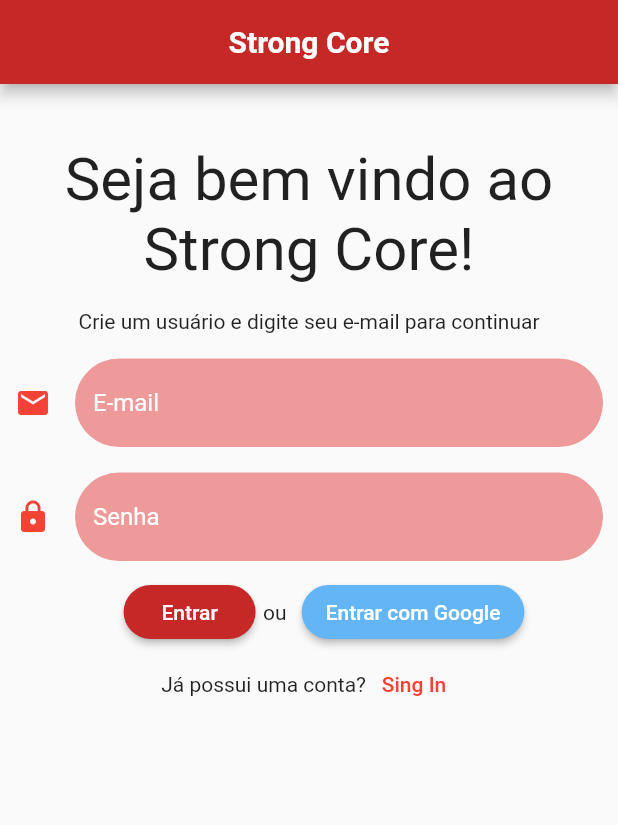
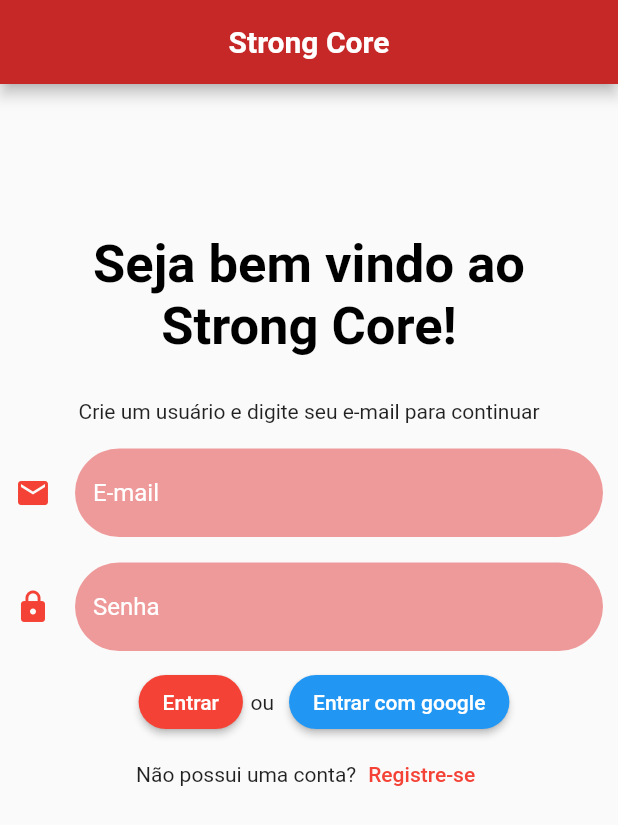
Before and after one commit to lucasjose256/Strong_CoreV1, a Flutter app: the screen it shows after launch, on a phone screen of 412 x 824 dp. Shown: the top 825 px of the screen. Run offline on Flutter 3.47's test engine with Material 2 defaults, Android fonts, the phone set to English and light mode, and no system bars; our stand-ins replace cloud_firestore, firebase_auth, firebase_core, google_sign_in; missing offline and left inert: firebase_auth_web, firebase_core_web, google_sign_in_web, splash_screen_view; accounts and stored records are empty; Roboto replaces fonts that are missing (Comfortaa).

```diff
--- a/lib/main.dart
+++ b/lib/main.dart
@@ -1,4 +1,5 @@
 // ignore_for_file: prefer_const_constructors
+import 'package:cloud_firestore/cloud_firestore.dart';
 import 'package:firebase_auth/firebase_auth.dart';
 import 'package:flutter/material.dart';
 import 'package:firebase_core/firebase_core.dart';
@@ -8,6 +9,7 @@ import 'package:strong_core/SCREENS/basic_questions.dart';
 import 'package:strong_core/SCREENS/questions.dart';
 import 'package:strong_core/SCREENS/screen_semanas.dart';
 import 'package:strong_core/SCREENS/sign_up_widget.dart';
+import 'package:strong_core/SCREENS/ui_singIn.dart';
 
 import 'API/google_sign_in.dart';
 
@@ -54,6 +56,10 @@ class MyHomePage extends StatelessWidget {
   MyHomePage();
   @override
   Widget build(BuildContext context) {
+    final TextEditingController _emailControler = TextEditingController();
+    final TextEditingController _passwordControler = TextEditingController();
+    final FirebaseAuth _firebaseAuth = FirebaseAuth.instance;
+
     return Scaffold(
         //backgroundColor: Color.fromRGBO(254, 159, 103, 1),
         appBar: AppBar(
@@ -72,20 +78,25 @@ class MyHomePage extends StatelessWidget {
           padding: const EdgeInsets.only(left: 10, right: 10),
           child: ListView(
             children: [
+              SizedBox(
+                height: 50,
+              ),
               Container(
                 child: Padding(
-                  padding: const EdgeInsets.only(top: 40.0),
-                  child: Text(
+                  padding: const EdgeInsets.only(top: 50.0),
+                  child: const Text(
                     'Seja bem vindo ao Strong Core!',
                     textAlign: TextAlign.center,
-                    textScaleFactor: 1,
                     style: TextStyle(
-                        fontSize: 40,
-                        fontWeight: FontWeight.w400,
-                        fontFamily: 'Comfortaa'),
+                        fontWeight: FontWeight.bold,
+                        fontSize: 35,
+                        color: Colors.black),
                   ),
                 ),
                 height: 150,
+              ),
+              SizedBox(
+                height: 10,
               ),
               Container(
                 child: Text(
@@ -97,6 +108,7 @@ class MyHomePage extends StatelessWidget {
               SizedBox(height: 17),
               Container(
                 child: TextFormField(
+                  controller: _emailControler,
                   style: TextStyle(color: Colors.white),
                   keyboardType: TextInputType.emailAddress,
                   autofocus: false,
@@ -115,14 +127,13 @@ class MyHomePage extends StatelessWidget {
                       hintText: 'E-mail'),
                 ),
               ),
-              //senha
+              //////////////////////                       SENHA
               SizedBox(height: 17),
               Container(
                 child: TextFormField(
                   obscureText: true,
                   style: TextStyle(color: Colors.white),
                   keyboardType: TextInputType.emailAddress,
-                  autofocus: false,
                   decoration: InputDecoration(
                       hintStyle: TextStyle(color: Colors.white),
                       border: OutlineInputBorder(
@@ -134,8 +145,8 @@ class MyHomePage extends StatelessWidget {
                         color: Colors.red,
                       ),
                       filled: true,
-                      //labelText: 'E-mail',
                       hintText: 'Senha'),
+                  controller: _passwordControler,
                 ),
               ),
               const SizedBox(height: 10),
@@ -145,15 +156,23 @@ class MyHomePage extends StatelessWidget {
                   SizedBox(
                     width: 20,
                   ),
-                  RaisedButton(
-                    shape: RoundedRectangleBorder(
-                        borderRadius: BorderRadius.all(Radius.circular(50))),
-                    color: Colors.red[800],
-                    child: Text(
-                      "Entrar",
-                      style: TextStyle(color: Colors.white),
+                  ElevatedButton(
+                    child: Text('Entrar', style: TextStyle(fontSize: 14)),
+                    style: ButtonStyle(
+                      foregroundColor: MaterialStateProperty.all<Color>(
+                          Color.fromARGB(255, 255, 255, 255)),
+                      backgroundColor:
+                          MaterialStateProperty.all<Color>(Colors.red),
+                      shape: MaterialStateProperty.all<RoundedRectangleBorder>(
+                        RoundedRectangleBorder(
+                          borderRadius: BorderRadius.all(Radius.circular(50)),
+                        ),
+                      ),
                     ),
-                    onPressed: () {
+                    onPressed: () async {
+                      await _firebaseAuth.signInWithEmailAndPassword(
+                          email: _emailControler.text,
+                          password: _passwordControler.text);
                       Navigator.of(context).push(
                         MaterialPageRoute(
                             builder: (constect) => BasicQuestions(),
@@ -172,22 +191,27 @@ class MyHomePage extends StatelessWidget {
                     width: 10,
                   ),
                   Center(
-                    child: RaisedButton(
-                      shape: RoundedRectangleBorder(
-                          borderRadius: BorderRadius.all(Radius.circular(50))),
-                      color: Colors.blue[300],
-                      child: Text(
-                        "Entrar com Google",
-                        style: TextStyle(color: Colors.white),
+                      child: ElevatedButton(
+                    child: Text('Entrar com google',
+                        style: TextStyle(fontSize: 14)),
+                    style: ButtonStyle(
+                      foregroundColor:
+                          MaterialStateProperty.all<Color>(Colors.white),
+                      backgroundColor:
+                          MaterialStateProperty.all<Color>(Colors.blue),
+                      shape: MaterialStateProperty.all<RoundedRectangleBorder>(
+                        RoundedRectangleBorder(
+                          borderRadius: BorderRadius.all(Radius.circular(50)),
+                        ),
                       ),
-                      onPressed: () {
-                        final provider = Provider.of<GoogleSignInProvider>(
-                            context,
-                            listen: false);
-                        provider.googleLogin();
-                      },
                     ),
-                  ),
+                    onPressed: () {
+                      final provider = Provider.of<GoogleSignInProvider>(
+                          context,
+                          listen: false);
+                      provider.googleLogin();
+                    },
+                  )),
                 ],
               ),
 
@@ -195,13 +219,19 @@ class MyHomePage extends StatelessWidget {
                 mainAxisAlignment: MainAxisAlignment.center,
                 children: [
                   Text(
-                    ' Já possui uma conta?',
+                    ' Não possui uma conta?',
                     textAlign: TextAlign.center,
                   ),
                   TextButton(
-                    onPressed: () {},
+                    onPressed: () {
+                      Navigator.of(context).push(
+                        MaterialPageRoute(
+                            builder: (constect) => SingUpPage(),
+                            settings: RouteSettings()),
+                      );
+                    },
                     child: Text(
-                      'Sing In',
+                      'Registre-se',
                       textAlign: TextAlign.center,
                       style: TextStyle(color: Colors.red),
                     ),
--- a/pubspec.yaml
+++ b/pubspec.yaml
@@ -38,7 +38,7 @@ dependencies:
 
 
  #firebase things
-  firebase_core: ^1.3.0
+  firebase_core: ^1.0.1
   cloud_firestore: ^2.5.0
   firebase_auth: ^1.1.4
   google_sign_in: ^5.0.3
```
Also changed, not shown: lib/SCREENS/basic_questions.dart (+12 -8 lines), lib/SCREENS/screen_semanas.dart (+11 -9 lines), lib/SCREENS/ui_singIn.dart (+73 -116 lines), pubspec.lock, 3 other files.
